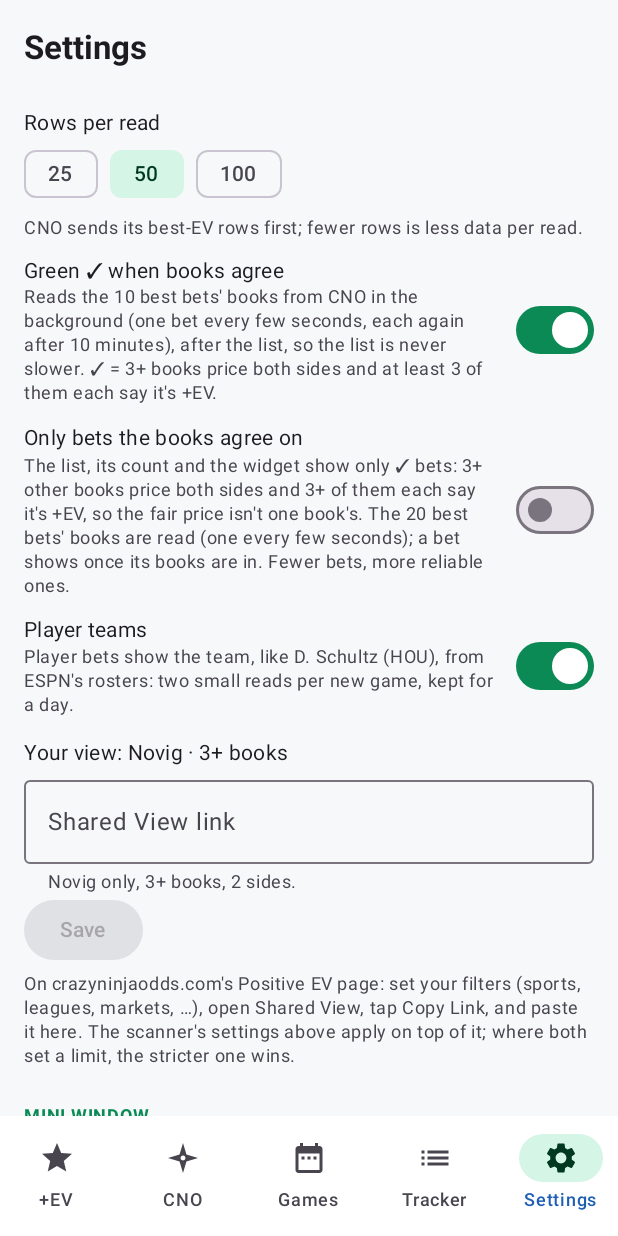
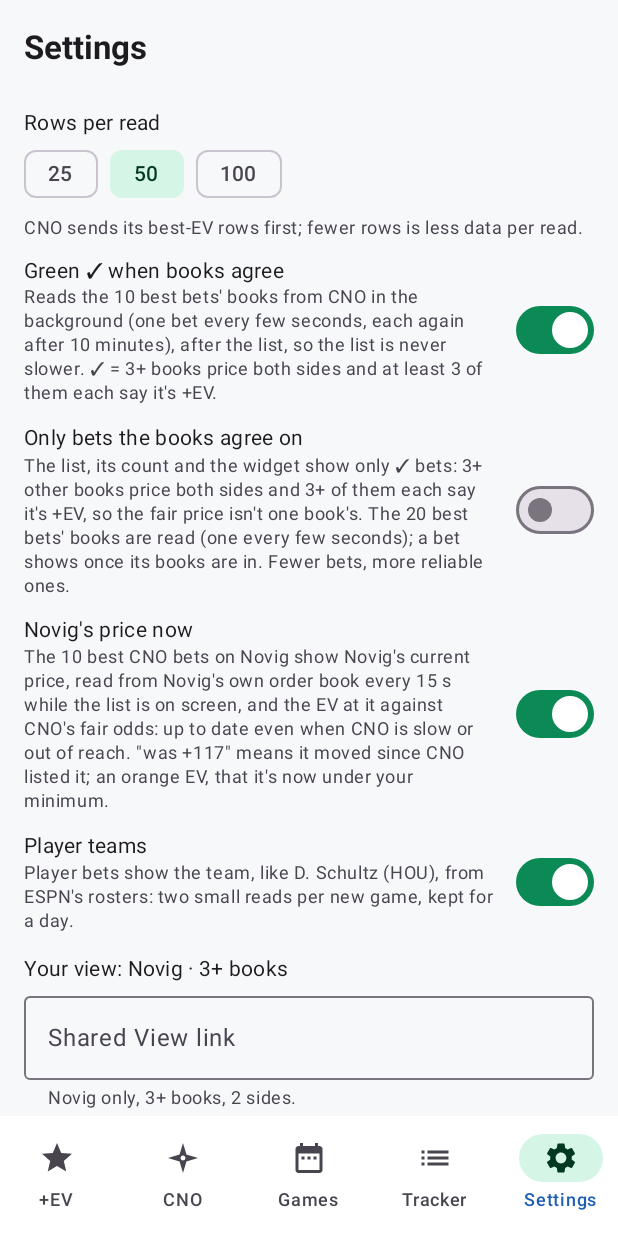
Before and after one commit to tjshea90/novig, an Android app built with Jetpack Compose: the screen it shows after launch (MainActivity), item 5 of the bottom bar chosen, scrolled down 952 dp, on a phone screen of 412 x 824 dp. Run offline under Robolectric (Android 15) with nearby library versions, the phone set to English and light mode, and no system bars; network calls fail; pictures from the network do not load.

Commit message:
auto-checkpoint: 2026-09-27T01:42:41Z
Automatic hook checkpoint — not a reviewed commit. See CHECKPOINT.md
for where the session actually stands.

```diff
--- a/app/src/main/kotlin/com/tjshea/vigilant/app/ui/SettingsScreen.kt
+++ b/app/src/main/kotlin/com/tjshea/vigilant/app/ui/SettingsScreen.kt
@@ -160,6 +160,14 @@ fun SettingsScreen(
                         "books are in. Fewer bets, more reliable ones.",
                     s.cnoOnlyAgreed,
                 ) { v -> onUpdate { it.copy(cnoOnlyAgreed = v) } }
+                SwitchRow(
+                    "Novig's price now",
+                    "The ${com.tjshea.vigilant.data.cno.NovigLive.LIVE_TOP} best CNO bets on Novig show Novig's current price, read from Novig's own " +
+                        "order book every ${com.tjshea.vigilant.data.cno.NovigLive.LIVE_EVERY_MS / 1000} s while the list is on screen, and the EV " +
+                        "at it against CNO's fair odds: up to date even when CNO is slow or out of reach. \"was +117\" means it moved " +
+                        "since CNO listed it; an orange EV, that it's now under your minimum.",
+                    s.cnoLivePrices,
+                ) { v -> onUpdate { it.copy(cnoLivePrices = v) } }
                 SwitchRow(
                     "Player teams",
                     "Player bets show the team, like D. Schultz (HOU), from ESPN's rosters: two small reads per new game, kept for a day.",
```
